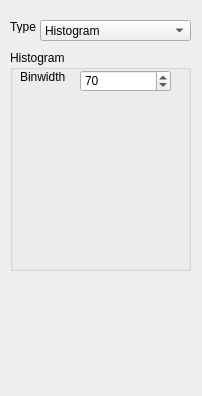
The window that histogramconfig.ui (jodijhouranda/Kalingga) describes before a commit, drawn with Qt 5.
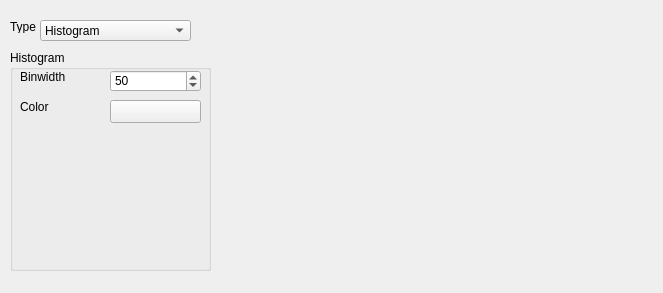
The same window after the commit.

```diff
--- a/histogramconfig.ui
+++ b/histogramconfig.ui
@@ -6,8 +6,8 @@
    <rect>
     <x>0</x>
     <y>0</y>
-    <width>202</width>
-    <height>396</height>
+    <width>663</width>
+    <height>293</height>
    </rect>
   </property>
   <property name="windowTitle">
@@ -18,7 +18,7 @@
     <rect>
      <x>10</x>
      <y>50</y>
-     <width>181</width>
+     <width>201</width>
      <height>221</height>
     </rect>
    </property>
@@ -28,7 +28,7 @@
    <widget class="QSpinBox" name="spinBoxBinwidth">
     <property name="geometry">
      <rect>
-      <x>70</x>
+      <x>100</x>
       <y>20</y>
       <width>91</width>
       <height>22</height>
@@ -44,7 +44,7 @@
      <number>100</number>
     </property>
     <property name="value">
-     <number>70</number>
+     <number>50</number>
     </property>
    </widget>
    <widget class="QLabel" name="label_2">
@@ -60,6 +60,32 @@
      <string>Binwidth</string>
     </property>
    </widget>
+   <widget class="QLabel" name="label_3">
+    <property name="geometry">
+     <rect>
+      <x>10</x>
+      <y>50</y>
+      <width>47</width>
+      <height>13</height>
+     </rect>
+    </property>
+    <property name="text">
+     <string>Color</string>
+    </property>
+   </widget>
+   <widget class="QPushButton" name="pushButton">
+    <property name="geometry">
+     <rect>
+      <x>100</x>
+      <y>50</y>
+      <width>91</width>
+      <height>23</height>
+     </rect>
+    </property>
+    <property name="text">
+     <string/>
+    </property>
+   </widget>
   </widget>
   <widget class="QComboBox" name="comboBox">
    <property name="geometry">
```
